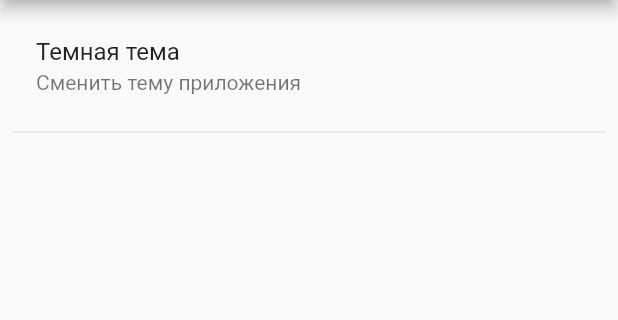
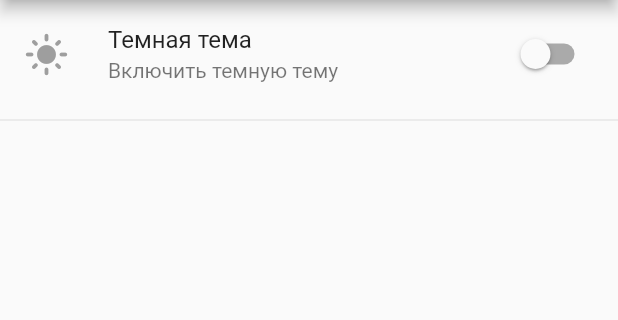
Before and after one commit to Hostridet/SoilVKR, a Flutter app: the SettingsPage screen opened by its route, on a phone screen of 412 x 824 dp, the part 84-404 px from its top. Run offline on Flutter 3.47's test engine with Material 2 defaults, Android fonts, the phone set to English and light mode, and no system bars; our stand-ins replace bloc, flutter_bloc, flutter_svg, new_gradient_app_bar, shared_preferences; missing offline and left inert: location_picker_flutter_map; accounts and stored records are empty.

Commit message:
добавил темную тему

```diff
--- /dev/null
+++ b/lib/bloc/ligth_bloc/light_bloc.dart
@@ -0,0 +1,24 @@
+import 'dart:async';
+import 'package:shared_preferences/shared_preferences.dart';
+import 'package:bloc/bloc.dart';
+import 'package:meta/meta.dart';
+
+part 'light_event.dart';
+part 'light_state.dart';
+
+class LightBloc extends Bloc<LightEvent, LightState> {
+  LightBloc() : super(LightInitial()) {
+    on<LightGetEvent>((event, emit) async {
+      final prefs = await SharedPreferences.getInstance();
+      int intLight = 0;
+      bool light;
+      prefs.getInt("mode") == null
+          ? light = true
+          : intLight = prefs.getInt("mode")!;
+      (intLight == 1)
+          ? light = true
+          : light = false;
+      emit(LightLoadedState(light));
+    });
+  }
+}
--- /dev/null
+++ b/lib/bloc/ligth_bloc/light_event.dart
@@ -0,0 +1,6 @@
+part of 'light_bloc.dart';
+
+@immutable
+abstract class LightEvent {}
+
+class LightGetEvent extends LightEvent {}
--- /dev/null
+++ b/lib/bloc/ligth_bloc/light_state.dart
@@ -0,0 +1,12 @@
+part of 'light_bloc.dart';
+
+@immutable
+abstract class LightState {}
+
+class LightInitial extends LightState {}
+
+class LightLoadedState extends LightState {
+  bool light;
+
+  LightLoadedState(this.light);
+}
--- /dev/null
+++ b/lib/bloc/theme_bloc/theme_event.dart
@@ -0,0 +1,10 @@
+part of 'theme_bloc.dart';
+
+@immutable
+abstract class ThemeEvent {}
+
+class ThemeSetEvent extends ThemeEvent {}
+
+class ThemeSetDarkEvent extends ThemeEvent {}
+
+class ThemeCheckEvent extends ThemeEvent {}
--- /dev/null
+++ b/lib/bloc/theme_bloc/theme_state.dart
@@ -0,0 +1,19 @@
+part of 'theme_bloc.dart';
+
+@immutable
+abstract class ThemeState {}
+
+class ThemeInitial extends ThemeState {}
+
+class ThemeWhiteState extends ThemeState {
+  ThemeData theme;
+
+  ThemeWhiteState(this.theme);
+}
+
+
+class ThemeDarkState extends ThemeState {
+  ThemeData theme;
+
+  ThemeDarkState(this.theme);
+}
--- a/lib/interface/forms/SettingsPage.dart
+++ b/lib/interface/forms/SettingsPage.dart
@@ -1,36 +1,91 @@
+import 'package:shared_preferences/shared_preferences.dart';
 import 'package:new_gradient_app_bar/new_gradient_app_bar.dart';
 import 'package:flutter/cupertino.dart';
 import 'package:flutter/material.dart';
-
+import 'package:flutter_bloc/flutter_bloc.dart';
+import 'package:flutter_bloc/flutter_bloc.dart';
+import '../../bloc/ligth_bloc/light_bloc.dart';
+import '../../bloc/theme_bloc/theme_bloc.dart';
 import '../components/Drawer.dart';
 
 class SettingsPage extends StatefulWidget {
-  const SettingsPage({Key? key}) : super(key: key);
+  SettingsPage({Key? key}) : super(key: key);
 
   @override
   State<SettingsPage> createState() => _SettingsPageState();
 }
 
 class _SettingsPageState extends State<SettingsPage> {
+
+  late bool light;
   @override
   Widget build(BuildContext context) {
-    return Scaffold(
+    return BlocProvider<LightBloc>(
+      create: (context) => LightBloc()..add(LightGetEvent()),
+      child: Scaffold(
         drawer: DrawerMenu(),
-      appBar: NewGradientAppBar(
+        appBar:NewGradientAppBar(
           title: const Text('Настройки'),
           gradient: const LinearGradient(colors: [Color(0xff228B22), Color(0xff008000), Color(0xff006400)]),
         ),
-      body: Padding(
-        padding: const EdgeInsets.all(8.0),
-        child: Column(
+        body: BlocBuilder<LightBloc, LightState>(
+          builder: (context, state) {
+            if (state is LightLoadedState) {
+              light = state.light;
+              return Column(
                 children: [
                   ListTile(
+                      trailing: Switch(
+                        value: light,
+                        activeColor: Colors.grey,
+                        onChanged: (bool value) async {
+                          final prefs =
+                          await SharedPreferences.getInstance();
+                          setState(() {
+                            light = value;
+                          });
+                          if (light) {
+                            BlocProvider.of<ThemeBloc>(context)
+                                .add(ThemeSetDarkEvent());
+                            prefs.setInt("mode", 1);
+                          } else if (!light) {
+                            BlocProvider.of<ThemeBloc>(context)
+                                .add(ThemeSetEvent());
+                            prefs.setInt("mode", 0);
+                          }
+                          BlocProvider.of<LightBloc>(context)
+                              .add(LightGetEvent());
+                        },
+                      ),
+                      leading: const Padding(
+                        padding: EdgeInsets.only(top: 5),
+                        child: Icon(Icons.light_mode, size: 30, color: Colors.grey),
+                      ),
                       title: Text("Темная тема"),
-              subtitle: Text("Сменить тему приложения"),
-              onTap: () {},
+                      subtitle: Text("Включить темную тему"),
+                      onTap: () async {
+                        setState(() {
+                          light = !light;
+                        });
+                        final prefs =
+                        await SharedPreferences.getInstance();
+                        if (light) {
+                          BlocProvider.of<ThemeBloc>(context)
+                              .add(ThemeSetDarkEvent());
+                          prefs.setInt("mode", 1);
+                        } else if (!light) {
+                          BlocProvider.of<ThemeBloc>(context)
+                              .add(ThemeSetEvent());
+                          prefs.setInt("mode", 0);
+                        }
+                      }
                   ),
-            Divider()
+                  Divider(),
                 ],
+              );
+            }
+            return Container();
+          },
         ),
       ),
     );
--- a/pubspec.yaml
+++ b/pubspec.yaml
@@ -22,6 +22,7 @@ dev_dependencies:
   new_gradient_app_bar: ^0.2.0
   location_picker_flutter_map: ^1.2.0
   geocoding: ^2.1.0
+  shared_preferences: ^2.1.0
 
   # The "flutter_lints" package below contains a set of recommended lints to
   # encourage good coding practices. The lint set provided by the package is
```
Also changed, not shown: lib/appIn/AppIn.dart (+31 -7 lines), lib/bloc/theme_bloc/theme_bloc.dart (added, +48 -0 lines), pubspec.lock. Lines whose indentation alone changed are shown as unchanged.
